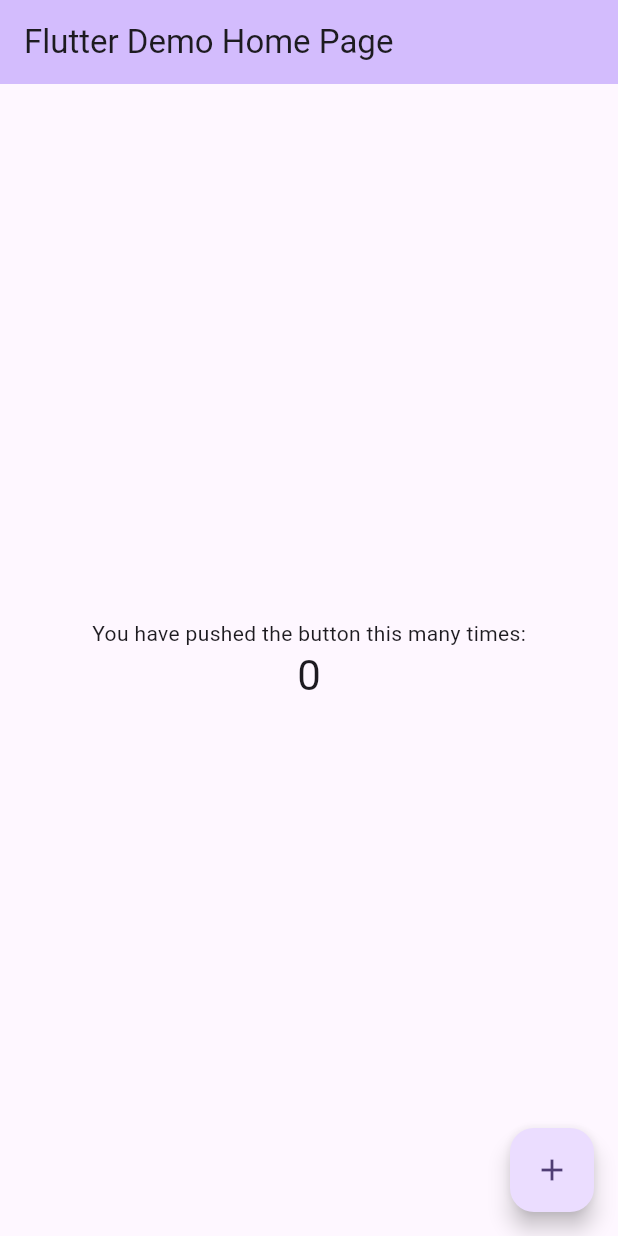
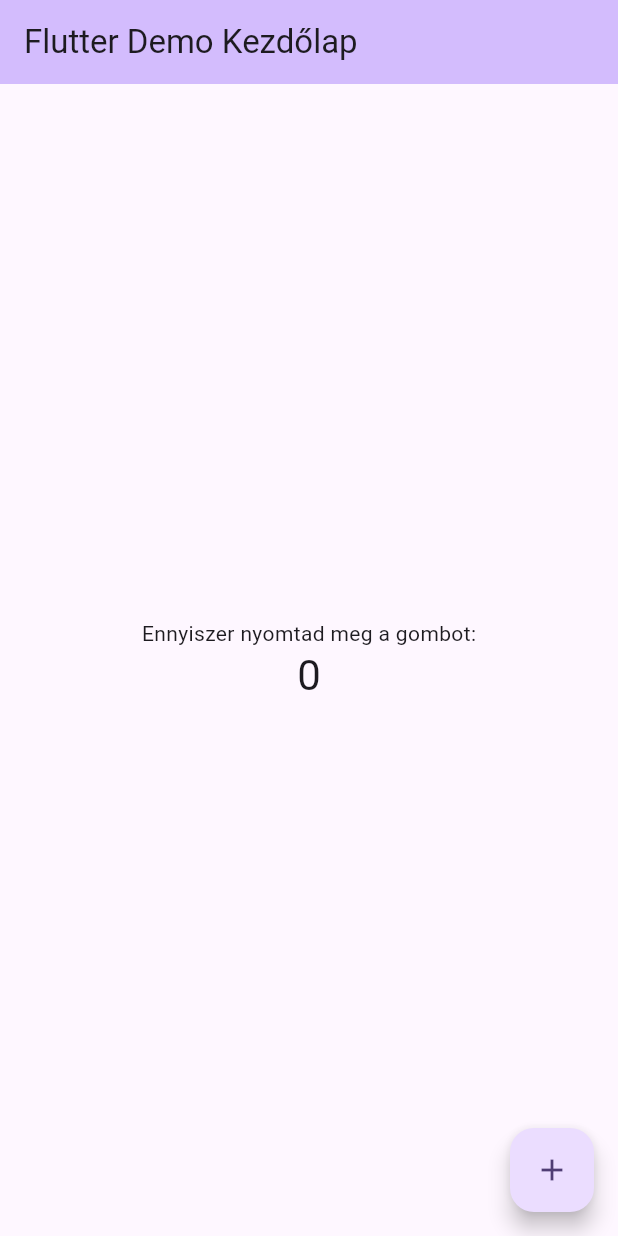
Before and after one commit to could-ai/019aeef3-64f9-7652-8d47-3997855c0ae0, a Flutter app: the screen it shows after launch, on a phone screen of 412 x 824 dp. Run offline on Flutter 3.47's test engine with Material 3 defaults, Android fonts, the phone set to English and light mode, and no system bars.

Commit message:
Translated user interface strings to Hungarian (Magyar). Changed 'Flutter Demo Home Page' to 'Flutter Demo Kezdőlap', 'You have pushed the button this many times:' to 'Ennyiszer nyomtad meg a gombot:', and 'Increment' to 'Növelés'.

```diff
--- a/usr/lib/main.dart
+++ b/usr/lib/main.dart
@@ -33,7 +33,7 @@ class MyApp extends StatelessWidget {
       ),
       initialRoute: '/',
       routes: {
-        '/': (context) => const MyHomePage(title: 'Flutter Demo Home Page'),
+        '/': (context) => const MyHomePage(title: 'Flutter Demo Kezdőlap'),
       },
     );
   }
@@ -108,14 +108,14 @@ class _MyHomePageState extends State<MyHomePage> {
           // wireframe for each widget.
           mainAxisAlignment: MainAxisAlignment.center,
           children: <Widget>[
-            const Text('You have pushed the button this many times:'),
+            const Text('Ennyiszer nyomtad meg a gombot:'),
             Text('$_counter', style: Theme.of(context).textTheme.headlineMedium),
           ],
         ),
       ),
       floatingActionButton: FloatingActionButton(
         onPressed: _incrementCounter,
-        tooltip: 'Increment',
+        tooltip: 'Növelés',
         child: const Icon(Icons.add),
       ), // This trailing comma makes auto-formatting nicer for build methods.
     );
```
